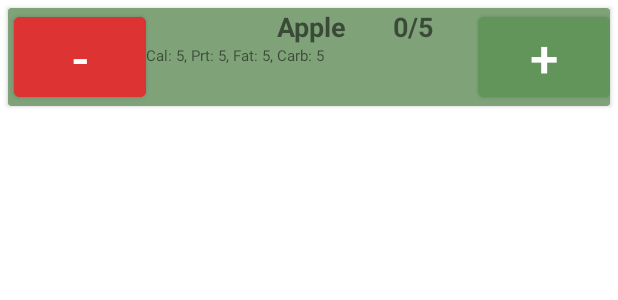
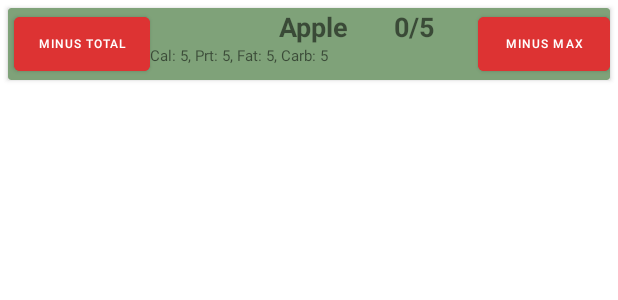
Before and after one commit to SeanAres/CS639Team1Project2021, an Android app: the layout pantry_item.xml on its own in the app's theme, with its tools: preview values and no code run, on a phone screen of 412 x 824 dp. Shown: the top 300 px of the screen. Run offline under Robolectric (Android 15) with nearby library versions, the phone set to English and light mode, and no system bars.

Commit message:
added minus max and minus total

```diff
--- a/HealthyShopper/app/src/main/res/layout/pantry_item.xml
+++ b/HealthyShopper/app/src/main/res/layout/pantry_item.xml
@@ -27,26 +27,26 @@
                 android:orientation="horizontal">
 
                 <Button
-                    android:id="@+id/minus1"
+                    android:id="@+id/minus_total"
                     android:layout_width="wrap_content"
                     android:layout_height="wrap_content"
                     android:layout_marginStart="4dp"
                     android:layout_marginLeft="4dp"
                     android:backgroundTint="@color/red"
-                    android:text="@string/minus_string"
-                    android:textSize="34sp"
+                    android:text="@string/minus_total"
+                    android:textSize="8sp"
                     app:layout_constraintBottom_toBottomOf="parent"
                     app:layout_constraintStart_toStartOf="parent"
                     app:layout_constraintTop_toTopOf="parent"
                     app:layout_constraintVertical_bias="0.0" />
 
                 <Button
-                    android:id="@+id/plus1"
+                    android:id="@+id/minus_max"
                     android:layout_width="wrap_content"
                     android:layout_height="wrap_content"
-                    android:backgroundTint="@color/primaryDarkColor"
-                    android:text="@string/plus_string"
-                    android:textSize="34sp"
+                    android:backgroundTint="@color/red"
+                    android:text="@string/minus_max"
+                    android:textSize="8sp"
                     app:layout_constraintBottom_toBottomOf="parent"
                     app:layout_constraintEnd_toEndOf="parent"
                     app:layout_constraintTop_toTopOf="parent" />
@@ -58,8 +58,8 @@
                     android:text="TextView"
                     android:textSize="18sp"
                     android:textStyle="bold"
-                    app:layout_constraintEnd_toStartOf="@+id/plus1"
-                    app:layout_constraintStart_toEndOf="@+id/minus1"
+                    app:layout_constraintEnd_toStartOf="@+id/minus_max"
+                    app:layout_constraintStart_toEndOf="@+id/minus_total"
                     app:layout_constraintTop_toTopOf="parent"
                     tools:text="@string/label_txt" />
 
@@ -70,7 +70,7 @@
                     android:text="@string/pantry_count"
                     android:textSize="18sp"
                     android:textStyle="bold"
-                    app:layout_constraintEnd_toStartOf="@+id/plus1"
+                    app:layout_constraintEnd_toStartOf="@+id/minus_max"
                     app:layout_constraintStart_toEndOf="@+id/food_label_tv"
                     app:layout_constraintTop_toTopOf="parent" />
 
@@ -82,8 +82,8 @@
                     android:text="@string/food_txt"
                     android:textSize="10sp"
                     app:layout_constraintBottom_toBottomOf="parent"
-                    app:layout_constraintEnd_toStartOf="@+id/plus1"
-                    app:layout_constraintStart_toEndOf="@+id/minus1"
+                    app:layout_constraintEnd_toStartOf="@+id/minus_max"
+                    app:layout_constraintStart_toEndOf="@+id/minus_total"
                     app:layout_constraintTop_toBottomOf="@+id/food_label_tv" />
 
 
--- a/HealthyShopper/app/src/main/res/values/strings.xml
+++ b/HealthyShopper/app/src/main/res/values/strings.xml
@@ -33,6 +33,8 @@
     <string name="food_name_hint">Food Name</string>
     <string name="loading_test">Loading...</string>
     <string name="STT_account_info">Account Info</string>
+    <string name="minus_total">Minus Total</string>
+    <string name="minus_max">Minus Max</string>
     <string-array name="food_array">
         <item>Food 1</item>
         <item>Food 2</item>
```
Also changed, not shown: HealthyShopper/app/src/main/java/pace/cs639/healthyshopper/AddFoodItemAdapter.java (+24 -2 lines), HealthyShopper/app/src/main/java/pace/cs639/healthyshopper/PantryAdapter.java (+45 -0 lines), HealthyShopper/app/src/main/java/pace/cs639/healthyshopper/pantry.java (+19 -1 lines), HealthyShopper/app/src/main/java/pace/cs639/healthyshopper/shopping_list.java (+9 -7 lines).
